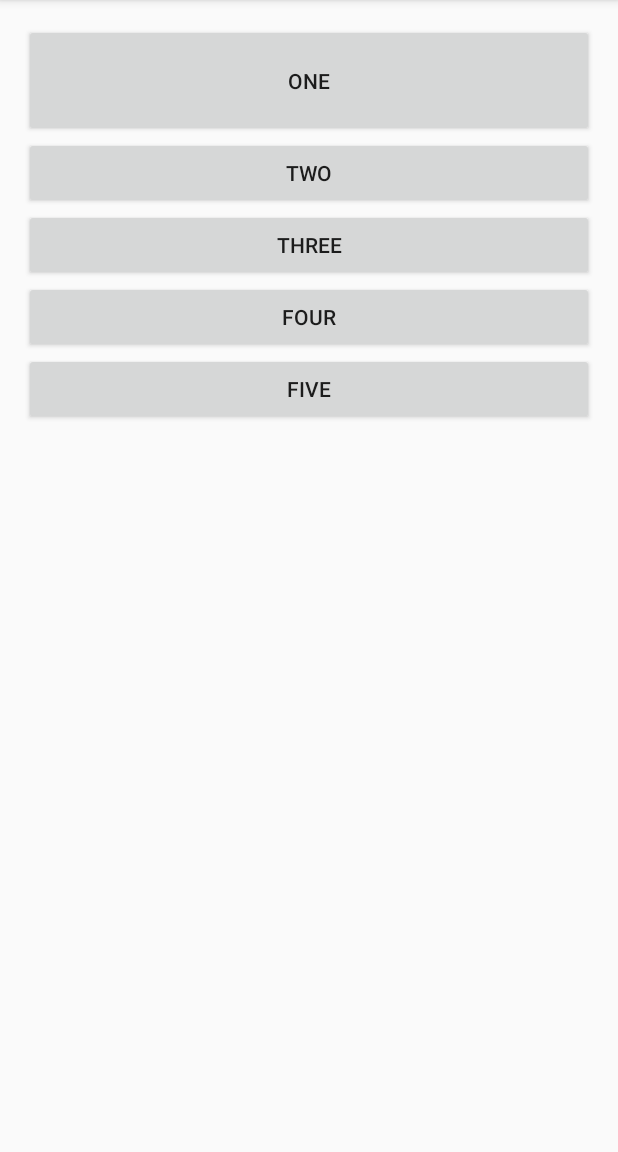
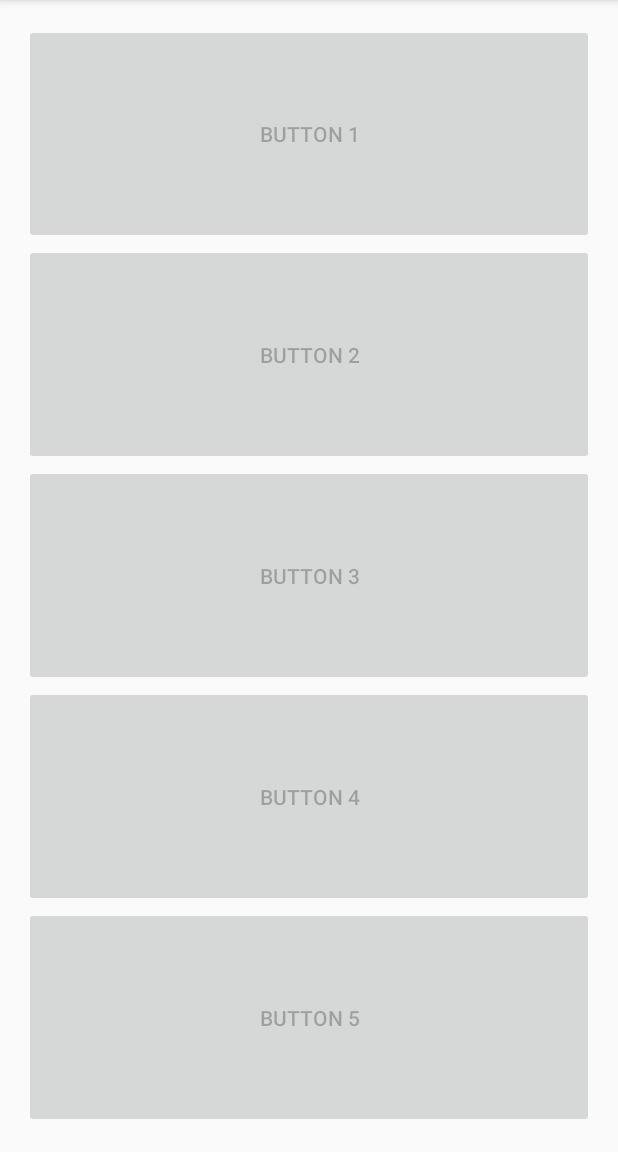
Before and after one commit to s-d/set09118_coursework, an Android app: the screen it shows after launch (MainActivity), on a phone screen of 412 x 824 dp, the part 84-1236 px from its top. Run offline under Robolectric (Android 15) with nearby library versions, the light colour scheme and no system bars.

Commit message:
Jankey code to add buttons to a list.

```diff
--- a/ANDROID/MediaController/app/src/main/java/uk/co/sam/mediacontroller/MainActivity.java
+++ b/ANDROID/MediaController/app/src/main/java/uk/co/sam/mediacontroller/MainActivity.java
@@ -5,11 +5,21 @@ import android.support.design.widget.FloatingActionButton;
 import android.support.design.widget.Snackbar;
 import android.support.v7.app.AppCompatActivity;
 import android.support.v7.widget.Toolbar;
+import android.text.Layout;
 import android.view.View;
 import android.view.Menu;
 import android.view.MenuItem;
+import android.view.ViewGroup;
+import android.widget.ArrayAdapter;
+import android.widget.Button;
+import android.widget.LinearLayout;
+
+import java.util.ArrayList;
+import java.util.Set;
 
 public class MainActivity extends AppCompatActivity {
+
+    private ArrayList<Button> mButtons;
 
     @Override
     protected void onCreate(Bundle savedInstanceState) {
@@ -17,6 +27,26 @@ public class MainActivity extends AppCompatActivity {
         setContentView(R.layout.activity_main);
         Toolbar toolbar = (Toolbar) findViewById(R.id.toolbar);
         setSupportActionBar(toolbar);
+
+        ViewGroup layout = (ViewGroup) findViewById(R.id.main_layout);
+
+        mButtons = new ArrayList<>();
+        int childCount = layout.getChildCount();
+
+        for(int i = 0; i < childCount; i++){
+            View child  = layout.getChildAt(i);
+            if(child instanceof Button){
+                mButtons.add((Button) child);
+            }
+        }
+
+        int i = 1;
+        for (Button button : mButtons) {
+            button.setText("Button "+i);
+            button.setEnabled(false);
+            i++;
+        }
+
     }
 
     @Override
--- a/ANDROID/MediaController/app/src/main/res/layout/content_main.xml
+++ b/ANDROID/MediaController/app/src/main/res/layout/content_main.xml
@@ -2,6 +2,7 @@
 <LinearLayout xmlns:android="http://schemas.android.com/apk/res/android"
     xmlns:app="http://schemas.android.com/apk/res-auto"
     xmlns:tools="http://schemas.android.com/tools"
+    android:id="@+id/main_layout"
     android:layout_width="match_parent"
     android:layout_height="match_parent"
     android:orientation="vertical"
@@ -14,28 +15,38 @@
     tools:showIn="@layout/activity_main">
 
     <Button
+        android:id="@+id/main_button_0"
         android:layout_width="match_parent"
-        android:layout_height="75dp"
+        android:layout_height="0dp"
+        android:layout_weight="1"
         android:text="one" />
 
     <Button
+        android:id="@+id/main_button_1"
         android:layout_width="match_parent"
-        android:layout_height="wrap_content"
+        android:layout_height="0dp"
+        android:layout_weight="1"
         android:text="two" />
 
     <Button
+        android:id="@+id/main_button_2"
         android:layout_width="match_parent"
-        android:layout_height="wrap_content"
+        android:layout_height="0dp"
+        android:layout_weight="1"
         android:text="three" />
 
     <Button
+        android:id="@+id/main_button_3"
         android:layout_width="match_parent"
-        android:layout_height="wrap_content"
+        android:layout_height="0dp"
+        android:layout_weight="1"
         android:text="four" />
 
     <Button
+        android:id="@+id/main_button_4"
         android:layout_width="match_parent"
-        android:layout_height="wrap_content"
+        android:layout_height="0dp"
+        android:layout_weight="1"
         android:text="five" />
 
 </LinearLayout>
```
